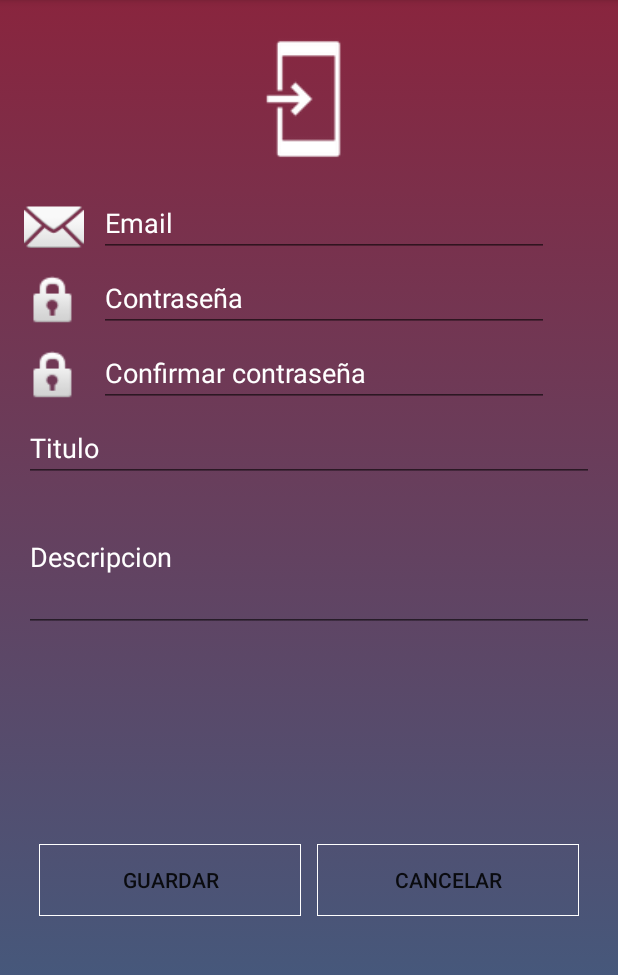
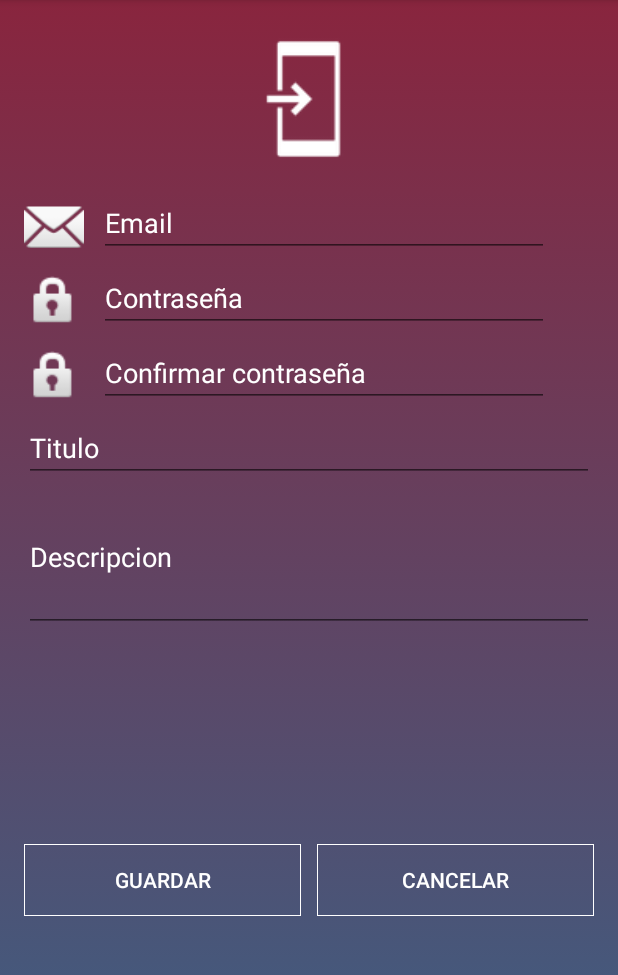
Before and after one commit to OmarKafer/RateUs, an Android app: the screen it shows after launch (MainActivity), after a tap on "CREAR MI PROYECTO", on a phone screen of 412 x 824 dp, the part 84-1059 px from its top. Run offline under Robolectric (Android 15) with nearby library versions, the phone set to English and light mode, and no system bars; our stand-ins replace Firebase (no records; nobody signed in at launch, a user with empty details on screens opened directly).

Commit message:
Cambios focusEditText

```diff
--- a/app/src/main/res/layout/fragment_registro.xml
+++ b/app/src/main/res/layout/fragment_registro.xml
@@ -45,7 +45,9 @@
                 android:inputType="textEmailAddress"
                 android:text=""
                 android:textColor="#ffffff"
-                android:textColorHint="#ffffff" />
+                android:textColorHint="#ffffff"
+                android:focusable="true"
+                android:focusableInTouchMode="true"/>
 
         </LinearLayout>
 
@@ -70,7 +72,9 @@
             android:text=""
             android:hint="@string/txtContrasenya"
             android:textColorHint="#FFFFFF"
-            android:textColor="#FFFFFF"/>
+            android:textColor="#FFFFFF"
+            android:focusable="true"
+            android:focusableInTouchMode="true"/>
 
     </LinearLayout>
 
@@ -95,7 +99,9 @@
             android:text=""
             android:hint="@string/txtConfirmarContrasenya"
             android:textColorHint="#FFFFFF"
-            android:textColor="#FFFFFF"/>
+            android:textColor="#FFFFFF"
+            android:focusable="true"
+            android:focusableInTouchMode="true"/>
 
     </LinearLayout>
         <EditText
@@ -106,7 +112,9 @@
             android:text=""
             android:hint="@string/txtTitulo"
             android:textColorHint="#FFFFFF"
-            android:textColor="#FFFFFF"/>/>
+            android:textColor="#FFFFFF"
+            android:focusable="true"
+            android:focusableInTouchMode="true"/>
 
         <EditText
             android:id="@+id/txtDescripcion"
@@ -117,21 +125,22 @@
             android:maxLines="10"
             android:text=""
             android:textColor="#FFFFFF"
-            android:textColorHint="#FFFFFF" />
+            android:textColorHint="#FFFFFF"
+            android:focusable="true"
+            android:focusableInTouchMode="true"/>
 
         <LinearLayout
             android:layout_width="match_parent"
             android:layout_height="match_parent"
             android:orientation="horizontal"
-            android:gravity="center"
-            android:padding="10dp"
-            >
+            android:gravity="center">
 
             <Button
                 android:id="@+id/btnGuardar"
                 android:layout_width="match_parent"
                 android:layout_height="wrap_content"
                 android:layout_weight="1"
+                android:textColor="#ffffff"
                 android:background="@drawable/btn_entrar"
                 android:text="@string/btnGuardar"
                 android:layout_marginRight="5dp"/>
@@ -140,6 +149,7 @@
                 android:layout_width="match_parent"
                 android:layout_height="wrap_content"
                 android:layout_weight="1"
+                android:textColor="#ffffff"
                 android:text="@string/btnCancelar"
                 android:layout_marginLeft="5dp"
                 android:background="@drawable/btn_entrar"
```
